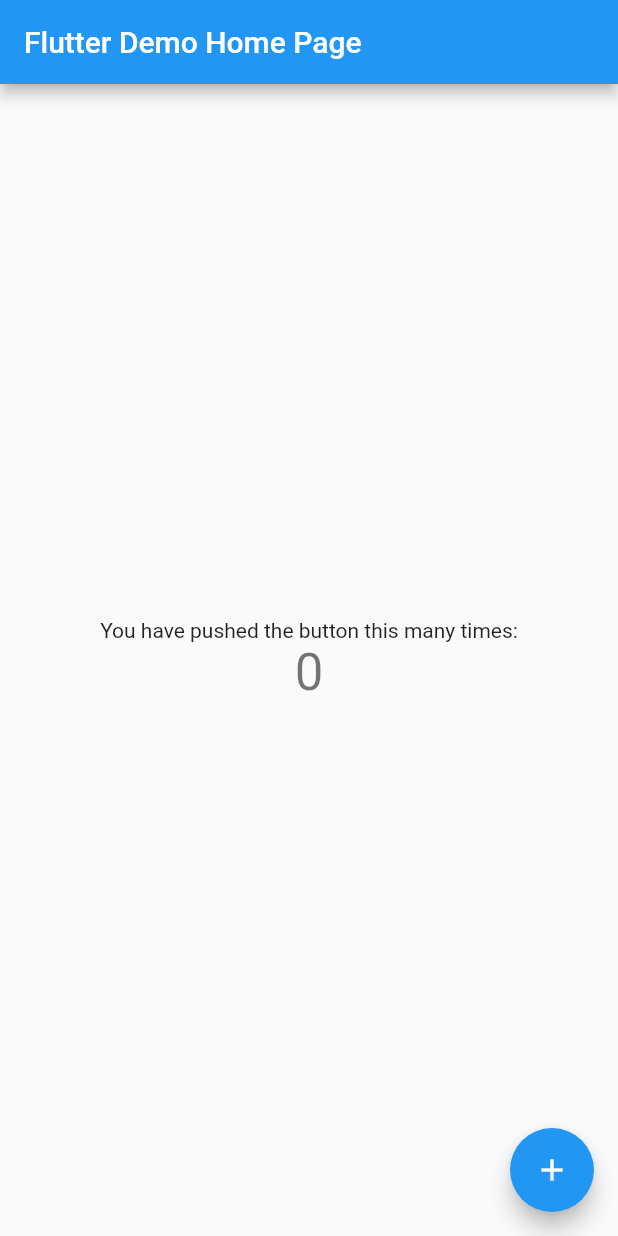
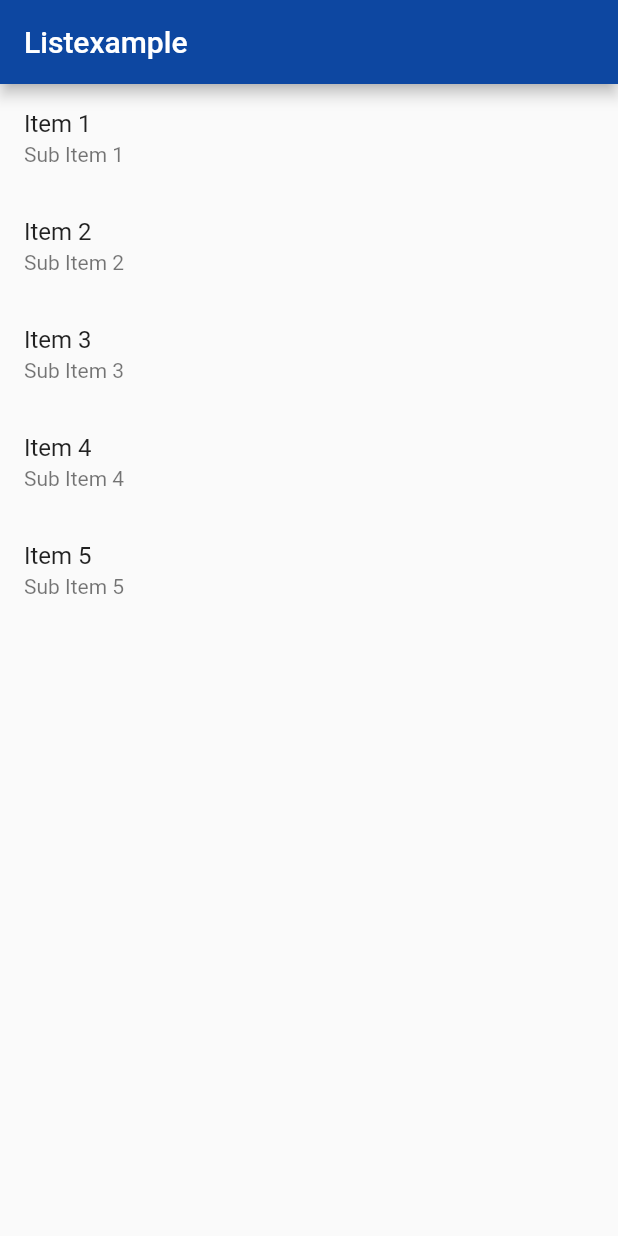
Before and after one commit to ANSHIKA010/BooksApp-Assignment, a Flutter app: the screen it shows after launch, on a phone screen of 412 x 824 dp. Run offline on Flutter 3.47's test engine with Material 2 defaults, Android fonts, the phone set to English and light mode, and no system bars.

Commit message:
Created UI of home screen

```diff
--- a/lib/main.dart
+++ b/lib/main.dart
@@ -1,3 +1,4 @@
+import 'package:booksapp_asign/screens/home_page.dart';
 import 'package:flutter/material.dart';
 
 void main() {
@@ -7,109 +8,16 @@ void main() {
 class MyApp extends StatelessWidget {
   const MyApp({super.key});
 
-  // This widget is the root of your application.
   @override
   Widget build(BuildContext context) {
     return MaterialApp(
+      debugShowCheckedModeBanner: false,
       title: 'Flutter Demo',
       theme: ThemeData(
-        // This is the theme of your application.
-        //
-        // Try running your application with "flutter run". You'll see the
-        // application has a blue toolbar. Then, without quitting the app, try
-        // changing the primarySwatch below to Colors.green and then invoke
-        // "hot reload" (press "r" in the console where you ran "flutter run",
-        // or simply save your changes to "hot reload" in a Flutter IDE).
-        // Notice that the counter didn't reset back to zero; the application
-        // is not restarted.
+
         primarySwatch: Colors.blue,
       ),
-      home: const MyHomePage(title: 'Flutter Demo Home Page'),
+      home: const  HomePage(),
     );
   }
 }
-
-class MyHomePage extends StatefulWidget {
-  const MyHomePage({super.key, required this.title});
-
-  // This widget is the home page of your application. It is stateful, meaning
-  // that it has a State object (defined below) that contains fields that affect
-  // how it looks.
-
-  // This class is the configuration for the state. It holds the values (in this
-  // case the title) provided by the parent (in this case the App widget) and
-  // used by the build method of the State. Fields in a Widget subclass are
-  // always marked "final".
-
-  final String title;
-
-  @override
-  State<MyHomePage> createState() => _MyHomePageState();
-}
-
-class _MyHomePageState extends State<MyHomePage> {
-  int _counter = 0;
-
-  void _incrementCounter() {
-    setState(() {
-      // This call to setState tells the Flutter framework that something has
-      // changed in this State, which causes it to rerun the build method below
-      // so that the display can reflect the updated values. If we changed
-      // _counter without calling setState(), then the build method would not be
-      // called again, and so nothing would appear to happen.
-      _counter++;
-    });
-  }
-
-  @override
-  Widget build(BuildContext context) {
-    // This method is rerun every time setState is called, for instance as done
-    // by the _incrementCounter method above.
-    //
-    // The Flutter framework has been optimized to make rerunning build methods
-    // fast, so that you can just rebuild anything that needs updating rather
-    // than having to individually change instances of widgets.
-    return Scaffold(
-      appBar: AppBar(
-        // Here we take the value from the MyHomePage object that was created by
-        // the App.build method, and use it to set our appbar title.
-        title: Text(widget.title),
-      ),
-      body: Center(
-        // Center is a layout widget. It takes a single child and positions it
-        // in the middle of the parent.
-        child: Column(
-          // Column is also a layout widget. It takes a list of children and
-          // arranges them vertically. By default, it sizes itself to fit its
-          // children horizontally, and tries to be as tall as its parent.
-          //
-          // Invoke "debug painting" (press "p" in the console, choose the
-          // "Toggle Debug Paint" action from the Flutter Inspector in Android
-          // Studio, or the "Toggle Debug Paint" command in Visual Studio Code)
-          // to see the wireframe for each widget.
-          //
-          // Column has various properties to control how it sizes itself and
-          // how it positions its children. Here we use mainAxisAlignment to
-          // center the children vertically; the main axis here is the vertical
-          // axis because Columns are vertical (the cross axis would be
-          // horizontal).
-          mainAxisAlignment: MainAxisAlignment.center,
-          children: <Widget>[
-            const Text(
-              'You have pushed the button this many times:',
-            ),
-            Text(
-              '$_counter',
-              style: Theme.of(context).textTheme.headlineMedium,
-            ),
-          ],
-        ),
-      ),
-      floatingActionButton: FloatingActionButton(
-        onPressed: _incrementCounter,
-        tooltip: 'Increment',
-        child: const Icon(Icons.add),
-      ), // This trailing comma makes auto-formatting nicer for build methods.
-    );
-  }
-}
--- /dev/null
+++ b/lib/screens/home_page.dart
@@ -0,0 +1,47 @@
+import 'package:flutter/material.dart';
+
+class HomePage extends StatefulWidget {
+  const HomePage({Key? key}) : super(key: key);
+
+  @override
+  State<HomePage> createState() => _HomePageState();
+}
+
+class _HomePageState extends State<HomePage> {
+  @override
+  Widget build(BuildContext context) {
+    return Scaffold(
+      appBar: AppBar(
+        title: Text("Listexample"),
+        backgroundColor: Colors.blue[900],
+      ),
+      body: ListView(
+        scrollDirection: Axis.vertical,
+        children: [
+         ListTile(
+           title: Text("Item 1"),
+           subtitle: Text("Sub Item 1"),
+         ),
+          ListTile(
+            title: Text("Item 2"),
+            subtitle: Text("Sub Item 2"),
+          ),
+          ListTile(
+            title: Text("Item 3"),
+            subtitle: Text("Sub Item 3"),
+          ),
+          ListTile(
+            title: Text("Item 4"),
+            subtitle: Text("Sub Item 4"),
+          ),
+          ListTile(
+            title: Text("Item 5"),
+            subtitle: Text("Sub Item 5"),
+          ),
+        ],
+
+
+      ),
+    );
+  }
+}
```
